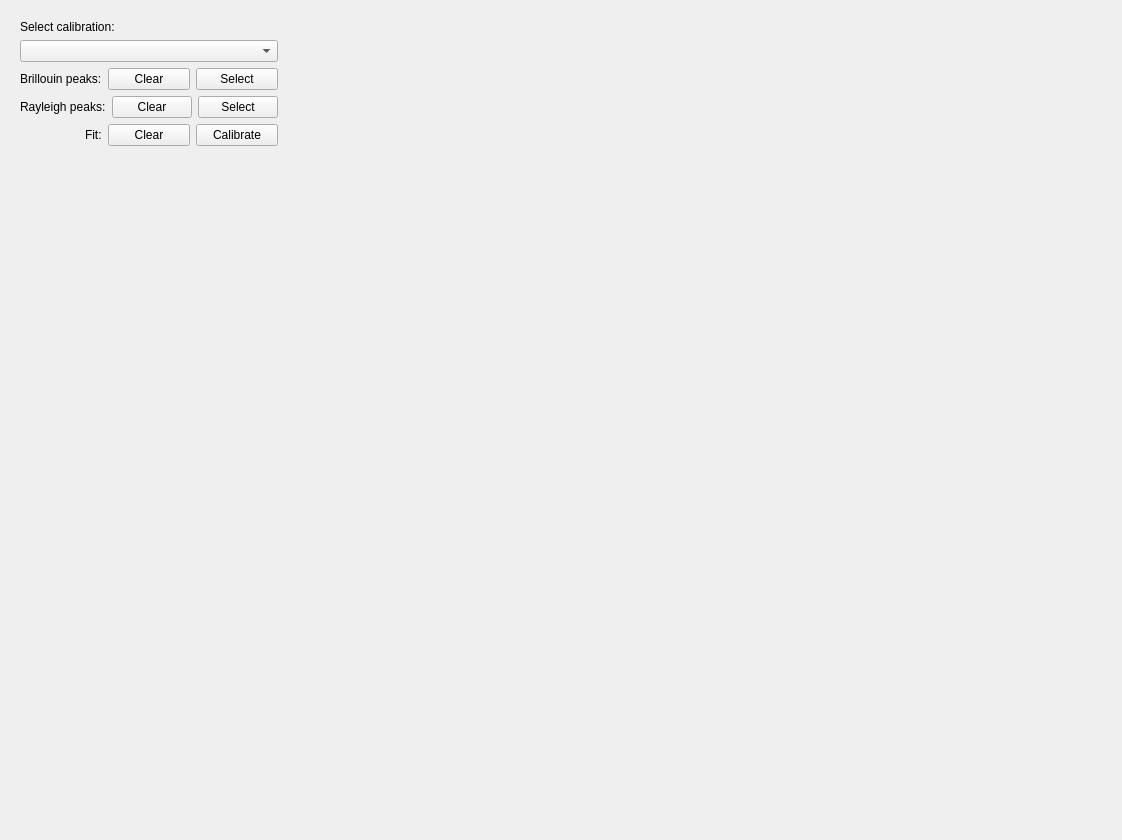
The window that bmicro/gui/calibration/calibration_view.ui (BrillouinMicroscopy/BMicro) describes before a commit, drawn with Qt 5.
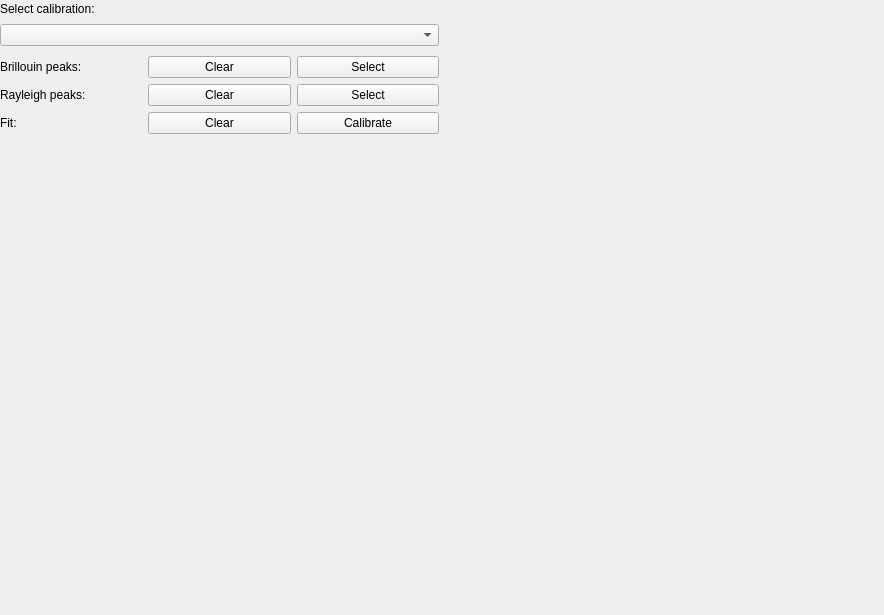
The same window after the commit.

Patch:
```diff
--- a/bmicro/gui/calibration/calibration_view.ui
+++ b/bmicro/gui/calibration/calibration_view.ui
@@ -6,31 +6,130 @@
    <rect>
     <x>0</x>
     <y>0</y>
-    <width>640</width>
-    <height>480</height>
+    <width>884</width>
+    <height>615</height>
    </rect>
   </property>
+  <property name="sizePolicy">
+   <sizepolicy hsizetype="Preferred" vsizetype="Preferred">
+    <horstretch>0</horstretch>
+    <verstretch>0</verstretch>
+   </sizepolicy>
+  </property>
   <property name="windowTitle">
    <string>Form</string>
   </property>
   <layout class="QHBoxLayout" name="horizontalLayout_2">
-   <item alignment="Qt::AlignTop">
-    <widget class="QWidget" name="widget" native="true">
-     <layout class="QVBoxLayout" name="verticalLayout_2">
-      <item alignment="Qt::AlignTop">
-       <widget class="QLabel" name="label">
+   <property name="leftMargin">
+    <number>0</number>
+   </property>
+   <property name="topMargin">
+    <number>0</number>
+   </property>
+   <property name="rightMargin">
+    <number>0</number>
+   </property>
+   <property name="bottomMargin">
+    <number>0</number>
+   </property>
+   <item>
+    <layout class="QHBoxLayout" name="horizontalLayout_5">
+     <item>
+      <layout class="QVBoxLayout" name="verticalLayout">
+       <item>
+        <widget class="QWidget" name="widget_selection" native="true">
+         <property name="sizePolicy">
+          <sizepolicy hsizetype="Expanding" vsizetype="Fixed">
+           <horstretch>0</horstretch>
+           <verstretch>0</verstretch>
+          </sizepolicy>
+         </property>
+         <property name="minimumSize">
+          <size>
+           <width>400</width>
+           <height>50</height>
+          </size>
+         </property>
+         <property name="maximumSize">
+          <size>
+           <width>700</width>
+           <height>16777215</height>
+          </size>
+         </property>
+         <layout class="QVBoxLayout" name="verticalLayout_3">
+          <property name="leftMargin">
+           <number>0</number>
+          </property>
+          <property name="topMargin">
+           <number>0</number>
+          </property>
+          <property name="rightMargin">
+           <number>0</number>
+          </property>
+          <property name="bottomMargin">
+           <number>0</number>
+          </property>
+          <item>
+           <widget class="QLabel" name="label_selection">
+            <property name="sizePolicy">
+             <sizepolicy hsizetype="Expanding" vsizetype="Fixed">
+              <horstretch>0</horstretch>
+              <verstretch>0</verstretch>
+             </sizepolicy>
+            </property>
         <property name="text">
          <string>Select calibration:</string>
         </property>
        </widget>
       </item>
-      <item alignment="Qt::AlignTop">
-       <widget class="QComboBox" name="combobox_calibration"/>
-      </item>
+          <item>
+           <widget class="QComboBox" name="combobox_calibration">
+            <property name="sizePolicy">
+             <sizepolicy hsizetype="Preferred" vsizetype="Fixed">
+              <horstretch>0</horstretch>
+              <verstretch>0</verstretch>
+             </sizepolicy>
+            </property>
+           </widget>
+          </item>
+         </layout>
+        </widget>
+       </item>
       <item>
-       <layout class="QHBoxLayout" name="horizontalLayout">
+        <widget class="QWidget" name="widget_Brillouin" native="true">
+         <property name="sizePolicy">
+          <sizepolicy hsizetype="Expanding" vsizetype="Fixed">
+           <horstretch>0</horstretch>
+           <verstretch>0</verstretch>
+          </sizepolicy>
+         </property>
+         <property name="minimumSize">
+          <size>
+           <width>400</width>
+           <height>0</height>
+          </size>
+         </property>
+         <property name="maximumSize">
+          <size>
+           <width>700</width>
+           <height>16777215</height>
+          </size>
+         </property>
+         <layout class="QHBoxLayout" name="horizontalLayout_6">
+          <property name="leftMargin">
+           <number>0</number>
+          </property>
+          <property name="topMargin">
+           <number>0</number>
+          </property>
+          <property name="rightMargin">
+           <number>0</number>
+          </property>
+          <property name="bottomMargin">
+           <number>0</number>
+          </property>
         <item>
-         <widget class="QLabel" name="label_2">
+           <widget class="QLabel" name="label_Brillouin">
           <property name="text">
            <string>Brillouin peaks:</string>
           </property>
@@ -51,9 +150,41 @@
          </widget>
         </item>
        </layout>
+        </widget>
       </item>
       <item>
+        <widget class="QWidget" name="widget_Rayleigh" native="true">
+         <property name="sizePolicy">
+          <sizepolicy hsizetype="Expanding" vsizetype="Fixed">
+           <horstretch>0</horstretch>
+           <verstretch>0</verstretch>
+          </sizepolicy>
+         </property>
+         <property name="minimumSize">
+          <size>
+           <width>400</width>
+           <height>0</height>
+          </size>
+         </property>
+         <property name="maximumSize">
+          <size>
+           <width>700</width>
+           <height>16777215</height>
+          </size>
+         </property>
        <layout class="QHBoxLayout" name="horizontalLayout_3">
+          <property name="leftMargin">
+           <number>0</number>
+          </property>
+          <property name="topMargin">
+           <number>0</number>
+          </property>
+          <property name="rightMargin">
+           <number>0</number>
+          </property>
+          <property name="bottomMargin">
+           <number>0</number>
+          </property>
         <item>
          <widget class="QLabel" name="label_3">
           <property name="text">
@@ -76,11 +207,43 @@
          </widget>
         </item>
        </layout>
+        </widget>
       </item>
       <item>
+        <widget class="QWidget" name="widget_Fit" native="true">
+         <property name="sizePolicy">
+          <sizepolicy hsizetype="Expanding" vsizetype="Fixed">
+           <horstretch>0</horstretch>
+           <verstretch>0</verstretch>
+          </sizepolicy>
+         </property>
+         <property name="minimumSize">
+          <size>
+           <width>400</width>
+           <height>0</height>
+          </size>
+         </property>
+         <property name="maximumSize">
+          <size>
+           <width>700</width>
+           <height>16777215</height>
+          </size>
+         </property>
        <layout class="QHBoxLayout" name="horizontalLayout_4">
-        <item alignment="Qt::AlignRight">
-         <widget class="QLabel" name="label_4">
+          <property name="leftMargin">
+           <number>0</number>
+          </property>
+          <property name="topMargin">
+           <number>0</number>
+          </property>
+          <property name="rightMargin">
+           <number>0</number>
+          </property>
+          <property name="bottomMargin">
+           <number>0</number>
+          </property>
+          <item>
+           <widget class="QLabel" name="label_fit">
           <property name="text">
            <string>Fit:</string>
           </property>
@@ -101,25 +264,40 @@
          </widget>
         </item>
        </layout>
-      </item>
-     </layout>
     </widget>
    </item>
    <item>
-    <widget class="QWidget" name="right_widget" native="true">
-     <layout class="QVBoxLayout" name="verticalLayout">
-      <item alignment="Qt::AlignLeft|Qt::AlignTop">
-       <widget class="QWidget" name="widget_2" native="true">
+        <spacer name="verticalSpacer">
+         <property name="orientation">
+          <enum>Qt::Vertical</enum>
+         </property>
+         <property name="sizeHint" stdset="0">
+          <size>
+           <width>20</width>
+           <height>40</height>
+          </size>
+         </property>
+        </spacer>
+       </item>
+      </layout>
+     </item>
+     <item>
+      <widget class="QWidget" name="image_widget" native="true">
+       <property name="sizePolicy">
+        <sizepolicy hsizetype="Expanding" vsizetype="Expanding">
+         <horstretch>0</horstretch>
+         <verstretch>0</verstretch>
+        </sizepolicy>
+       </property>
         <property name="minimumSize">
          <size>
-          <width>800</width>
-          <height>800</height>
+         <width>300</width>
+         <height>300</height>
          </size>
         </property>
        </widget>
       </item>
      </layout>
-    </widget>
    </item>
   </layout>
  </widget>
```
Left out of the diff: 2 changed lines with no effect on the pictures. Lines whose indentation alone changed are shown as unchanged.
